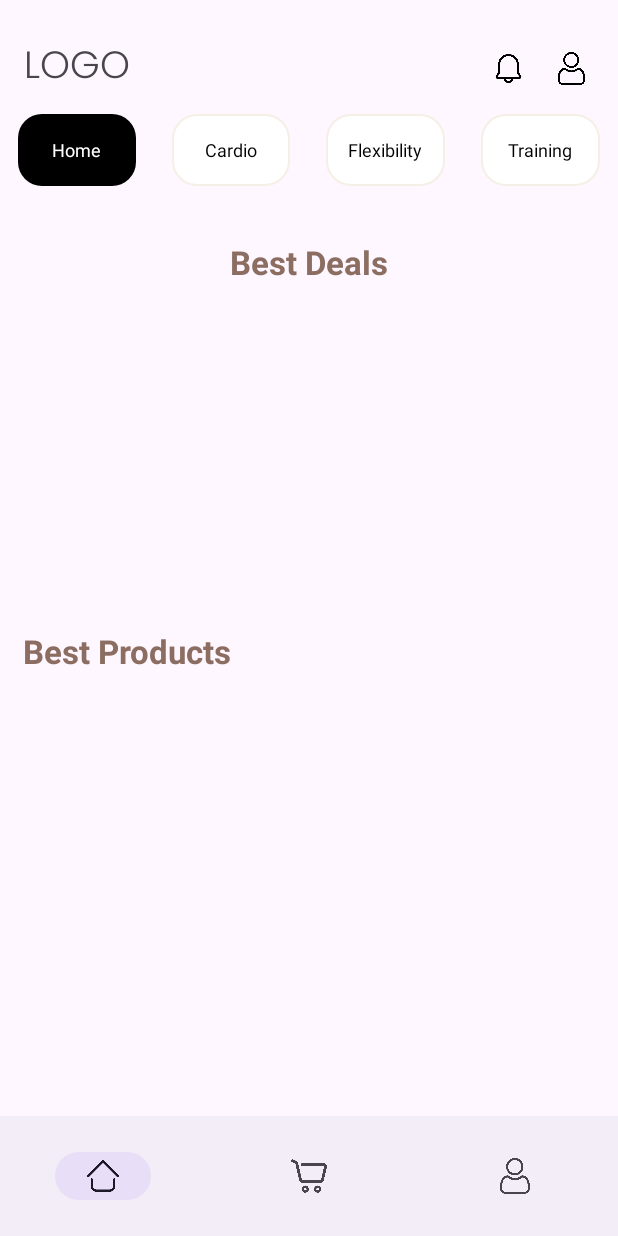
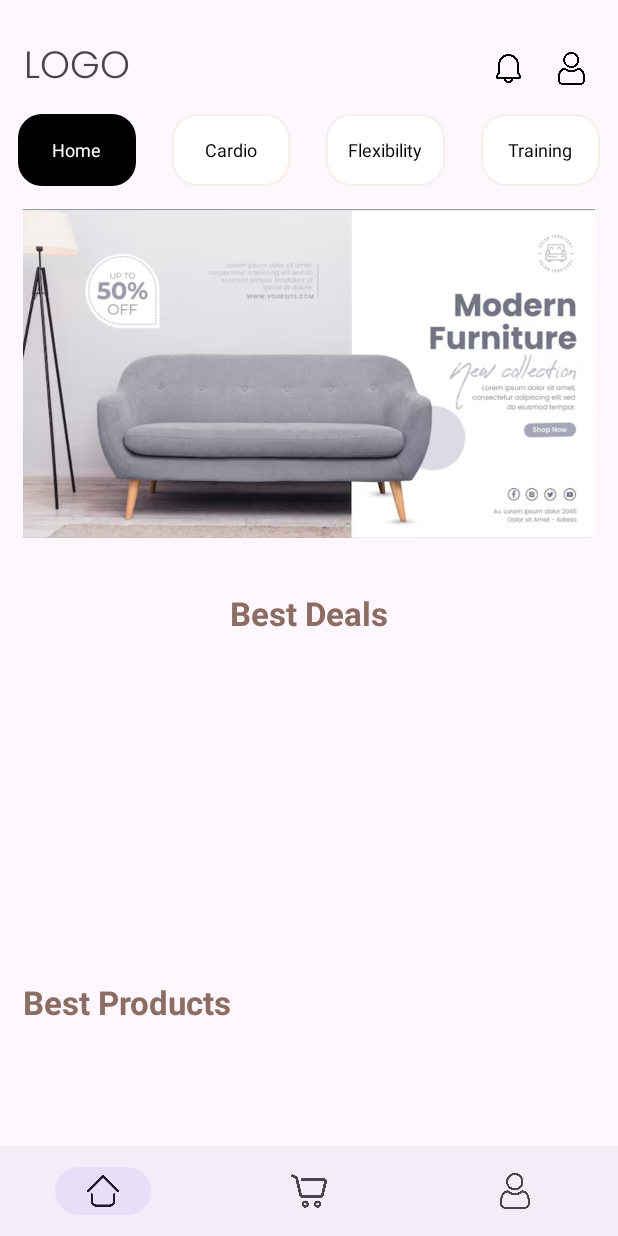
Before and after one commit to SURAJITSHAW/InstaMall, an Android app: the screen it shows after launch once a user with an empty profile is signed in (ShoppingActivity), on a phone screen of 412 x 824 dp. Run offline under Robolectric (Android 15) with nearby library versions, the phone set to English and light mode, and no system bars; our stand-ins replace Dagger/Hilt's generated code, Firebase (no records; nobody signed in at launch, a user with empty details on screens opened directly), navigation-ui.

Commit message:
banner section done

```diff
--- /dev/null
+++ b/app/src/main/java/com/example/instamall/adapters/ImageSliderAdapter.kt
@@ -0,0 +1,28 @@
+package com.example.instamall.adapters
+
+import android.content.Context
+import android.view.LayoutInflater
+import android.view.View
+import android.view.ViewGroup
+import android.widget.ImageView
+import androidx.recyclerview.widget.RecyclerView
+import com.example.instamall.R
+
+class ImageSliderAdapter(private val context: Context, private val images: List<Int>) :
+    RecyclerView.Adapter<ImageSliderAdapter.ImageViewHolder>() {
+
+    inner class ImageViewHolder(view: View) : RecyclerView.ViewHolder(view) {
+        val imageView: ImageView = view.findViewById(R.id.slider_image)
+    }
+
+    override fun onCreateViewHolder(parent: ViewGroup, viewType: Int): ImageViewHolder {
+        val view = LayoutInflater.from(context).inflate(R.layout.slider_item, parent, false)
+        return ImageViewHolder(view)
+    }
+
+    override fun onBindViewHolder(holder: ImageViewHolder, position: Int) {
+        holder.imageView.setImageResource(images[position])
+    }
+
+    override fun getItemCount(): Int = images.size
+}
--- a/app/src/main/java/com/example/instamall/fragments/categories/HomeCatFragment.kt
+++ b/app/src/main/java/com/example/instamall/fragments/categories/HomeCatFragment.kt
@@ -1,6 +1,8 @@
 package com.example.instamall.fragments.categories
 
 import android.os.Bundle
+import android.os.Handler
+import android.os.Looper
 import androidx.fragment.app.Fragment
 import android.view.LayoutInflater
 import android.view.View
@@ -11,6 +13,7 @@ import androidx.recyclerview.widget.LinearLayoutManager
 import com.example.instamall.R
 import com.example.instamall.adapters.BestDealsAdapter
 import com.example.instamall.adapters.BestProductsAdapter
+import com.example.instamall.adapters.ImageSliderAdapter
 import com.example.instamall.adapters.SpecialAdapter
 import com.example.instamall.databinding.FragmentHomeCatBinding
 import com.example.instamall.repo.ProductRepository
@@ -20,6 +23,12 @@ class HomeCatFragment : Fragment() {
 
     private lateinit var binding: FragmentHomeCatBinding
     private val productRepository = ProductRepository()
+
+
+    private lateinit var sliderAdapter: ImageSliderAdapter
+    private lateinit var handler: Handler
+    private var currentPosition = 0
+    private val sliderImages = listOf(R.drawable.b1, R.drawable.b2, R.drawable.b3)
 
     override fun onCreate(savedInstanceState: Bundle?) {
         super.onCreate(savedInstanceState)
@@ -35,11 +44,15 @@ class HomeCatFragment : Fragment() {
 
     override fun onViewCreated(view: View, savedInstanceState: Bundle?) {
         super.onViewCreated(view, savedInstanceState)
-        binding.rvSpecial.layoutManager = LinearLayoutManager(requireContext(), LinearLayoutManager.HORIZONTAL, false)
+//        binding.rvSpecial.layoutManager = LinearLayoutManager(requireContext(), LinearLayoutManager.HORIZONTAL, false)
         binding.rvBestDeals.layoutManager = LinearLayoutManager(requireContext(), LinearLayoutManager.HORIZONTAL, false)
 //        binding.rvBestProducts.layoutManager = LinearLayoutManager(requireContext(), LinearLayoutManager.HORIZONTAL, false)
 
-        fetchSpecialProducts()
+
+        // Setup Image Slider
+        setupImageSlider()
+
+//        fetchSpecialProducts()
         fetchBestDealsProducts()
         fetchBestProducts()
     }
@@ -71,16 +84,36 @@ class HomeCatFragment : Fragment() {
         )
     }
 
-    private fun fetchSpecialProducts() {
-        productRepository.getSpecialProducts(
-            onSuccess = { products ->
-                binding.rvSpecial.adapter = SpecialAdapter(products, findNavController())
-            },
-            onFailure = { exception ->
-                Toast.makeText(requireContext(), "Failed to fetch products: ${exception.message}", Toast.LENGTH_SHORT).show()
+
+    private fun setupImageSlider() {
+        sliderAdapter = ImageSliderAdapter(requireContext(), sliderImages)
+        binding.imageSlider.adapter = sliderAdapter
+
+        // Auto-slide logic
+        handler = Handler(Looper.getMainLooper())
+        startAutoSlide()
+    }
+
+    private fun startAutoSlide() {
+        handler.postDelayed(object : Runnable {
+            override fun run() {
+                currentPosition = (currentPosition + 1) % sliderImages.size
+                binding.imageSlider.currentItem = currentPosition
+                handler.postDelayed(this, 3000) // Slide every 3 seconds
             }
-        )
+        }, 3000)
     }
+
+//    private fun fetchSpecialProducts() {
+//        productRepository.getSpecialProducts(
+//            onSuccess = { products ->
+//                binding.rvSpecial.adapter = SpecialAdapter(products, findNavController())
+//            },
+//            onFailure = { exception ->
+//                Toast.makeText(requireContext(), "Failed to fetch products: ${exception.message}", Toast.LENGTH_SHORT).show()
+//            }
+//        )
+//    }
 
     override fun onResume() {
         super.onResume()
@@ -88,4 +121,9 @@ class HomeCatFragment : Fragment() {
 
     }
 
+    override fun onDestroyView() {
+        super.onDestroyView()
+        handler.removeCallbacksAndMessages(null) // Stop auto-sliding to prevent memory leaks
+    }
+
 }
--- a/app/src/main/res/layout/activity_shopping.xml
+++ b/app/src/main/res/layout/activity_shopping.xml
@@ -24,7 +24,7 @@
         app:labelVisibilityMode="unlabeled"
         android:id="@+id/bottomNavView"
         android:layout_width="match_parent"
-        android:layout_height="wrap_content"
+        android:layout_height="60dp"
         app:layout_constraintBottom_toBottomOf="parent"
         app:menu="@menu/shop_btm_menu"/>
 </androidx.constraintlayout.widget.ConstraintLayout>
--- a/app/src/main/res/layout/fragment_home_cat.xml
+++ b/app/src/main/res/layout/fragment_home_cat.xml
@@ -26,17 +26,27 @@
                 app:layout_constraintStart_toStartOf="parent"
                 app:layout_constraintTop_toTopOf="parent" />
 
+            <androidx.viewpager2.widget.ViewPager2
+                android:padding="15dp"
+                android:id="@+id/image_slider"
+                android:layout_width="match_parent"
+                android:layout_height="250dp"
+                app:layout_constraintTop_toTopOf="parent"
+                app:layout_constraintStart_toStartOf="parent"
+                app:layout_constraintEnd_toEndOf="parent"/>
 
-            <androidx.recyclerview.widget.RecyclerView
-                android:id="@+id/rvSpecial"
-                android:layout_width="match_parent"
-                android:layout_height="wrap_content"
-                android:layout_marginStart="16dp"
-                android:layout_marginTop="16dp"
-                android:clipToPadding="false"
-                android:scrollbars="horizontal"
-                app:layout_constraintStart_toStartOf="parent"
-                app:layout_constraintTop_toTopOf="parent" />
+
+
+            <!--            <androidx.recyclerview.widget.RecyclerView-->
+<!--                android:id="@+id/rvSpecial"-->
+<!--                android:layout_width="match_parent"-->
+<!--                android:layout_height="wrap_content"-->
+<!--                android:layout_marginStart="16dp"-->
+<!--                android:layout_marginTop="16dp"-->
+<!--                android:clipToPadding="false"-->
+<!--                android:scrollbars="horizontal"-->
+<!--                app:layout_constraintStart_toStartOf="parent"-->
+<!--                app:layout_constraintTop_toTopOf="parent" />-->
 
             <TextView
                 android:id="@+id/bestDealsLabel"
@@ -49,7 +59,7 @@
                 android:textStyle="bold"
                 app:layout_constraintEnd_toEndOf="parent"
                 app:layout_constraintStart_toStartOf="parent"
-                app:layout_constraintTop_toBottomOf="@id/rvSpecial" />
+                app:layout_constraintTop_toBottomOf="@id/image_slider" />
 
             <androidx.recyclerview.widget.RecyclerView
                 android:id="@+id/rvBestDeals"
--- /dev/null
+++ b/app/src/main/res/layout/slider_item.xml
@@ -0,0 +1,11 @@
+<?xml version="1.0" encoding="utf-8"?>
+<FrameLayout xmlns:android="http://schemas.android.com/apk/res/android"
+    android:layout_width="match_parent"
+    android:layout_height="match_parent">
+
+    <ImageView
+        android:id="@+id/slider_image"
+        android:layout_width="match_parent"
+        android:layout_height="match_parent"
+        android:scaleType="centerCrop" />
+</FrameLayout>
```
Also changed, not shown: app/src/main/res/drawable/b1.png (added), app/src/main/res/drawable/b2.jpg (added), app/src/main/res/drawable/b3.png (added).
